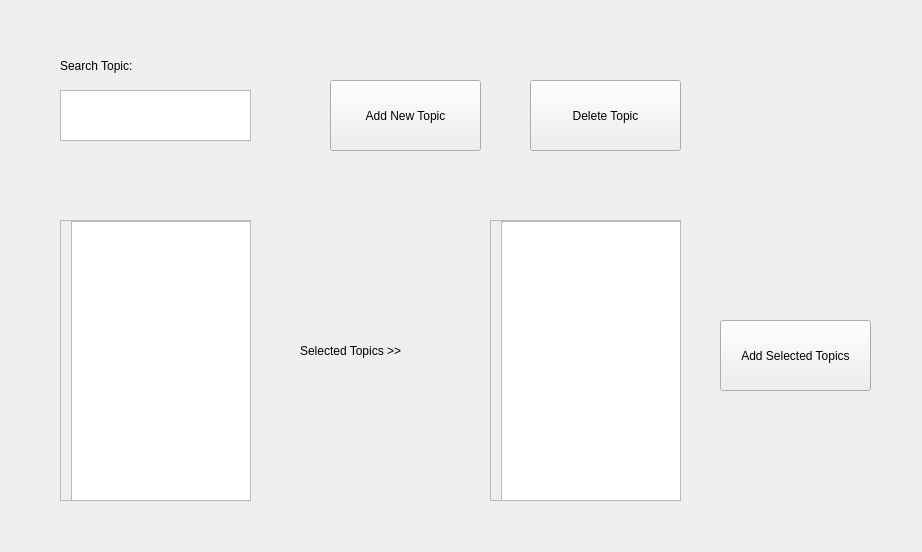
Qt form Presentation/topicview.ui (fekorte/Diary) before a commit.
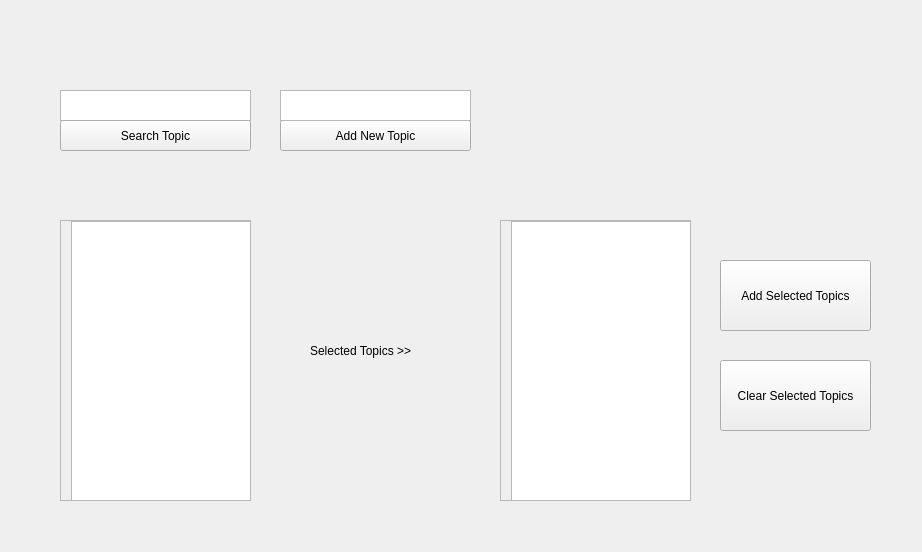
The same form after that commit.

Diff of the .ui file:
```diff
--- a/Presentation/topicview.ui
+++ b/Presentation/topicview.ui
@@ -49,56 +49,30 @@
   <widget class="QPushButton" name="addNewTopic">
    <property name="geometry">
     <rect>
-     <x>330</x>
-     <y>80</y>
-     <width>151</width>
-     <height>71</height>
+     <x>280</x>
+     <y>120</y>
+     <width>191</width>
+     <height>31</height>
     </rect>
    </property>
    <property name="text">
     <string>Add New Topic</string>
    </property>
   </widget>
-  <widget class="QPushButton" name="addNewTopic_2">
-   <property name="geometry">
-    <rect>
-     <x>530</x>
-     <y>80</y>
-     <width>151</width>
-     <height>71</height>
-    </rect>
-   </property>
-   <property name="text">
-    <string>Delete Topic</string>
-   </property>
-  </widget>
   <widget class="QPlainTextEdit" name="searchTopicText">
    <property name="geometry">
     <rect>
      <x>60</x>
      <y>90</y>
      <width>191</width>
-     <height>51</height>
-    </rect>
-   </property>
-  </widget>
-  <widget class="QLabel" name="label">
-   <property name="geometry">
-    <rect>
-     <x>60</x>
-     <y>50</y>
-     <width>181</width>
      <height>31</height>
     </rect>
    </property>
-   <property name="text">
-    <string>Search Topic:</string>
-   </property>
   </widget>
   <widget class="QScrollArea" name="scrollArea_2">
    <property name="geometry">
     <rect>
-     <x>490</x>
+     <x>500</x>
      <y>220</y>
      <width>191</width>
      <height>281</height>
@@ -131,7 +105,7 @@
   <widget class="QLabel" name="label_2">
    <property name="geometry">
     <rect>
-     <x>300</x>
+     <x>310</x>
      <y>300</y>
      <width>151</width>
      <height>101</height>
@@ -145,7 +119,7 @@
    <property name="geometry">
     <rect>
      <x>720</x>
-     <y>320</y>
+     <y>260</y>
      <width>151</width>
      <height>71</height>
     </rect>
@@ -154,6 +128,42 @@
     <string>Add Selected Topics</string>
    </property>
   </widget>
+  <widget class="QPlainTextEdit" name="addTopicText">
+   <property name="geometry">
+    <rect>
+     <x>280</x>
+     <y>90</y>
+     <width>191</width>
+     <height>31</height>
+    </rect>
+   </property>
+  </widget>
+  <widget class="QPushButton" name="clearSelectedTopicsButton">
+   <property name="geometry">
+    <rect>
+     <x>720</x>
+     <y>360</y>
+     <width>151</width>
+     <height>71</height>
+    </rect>
+   </property>
+   <property name="text">
+    <string>Clear Selected Topics</string>
+   </property>
+  </widget>
+  <widget class="QPushButton" name="searchTopicButton">
+   <property name="geometry">
+    <rect>
+     <x>60</x>
+     <y>120</y>
+     <width>191</width>
+     <height>31</height>
+    </rect>
+   </property>
+   <property name="text">
+    <string>Search Topic</string>
+   </property>
+  </widget>
  </widget>
  <resources/>
  <connections/>
```
Left out of the diff: 3 changed lines with no effect on the pictures.
